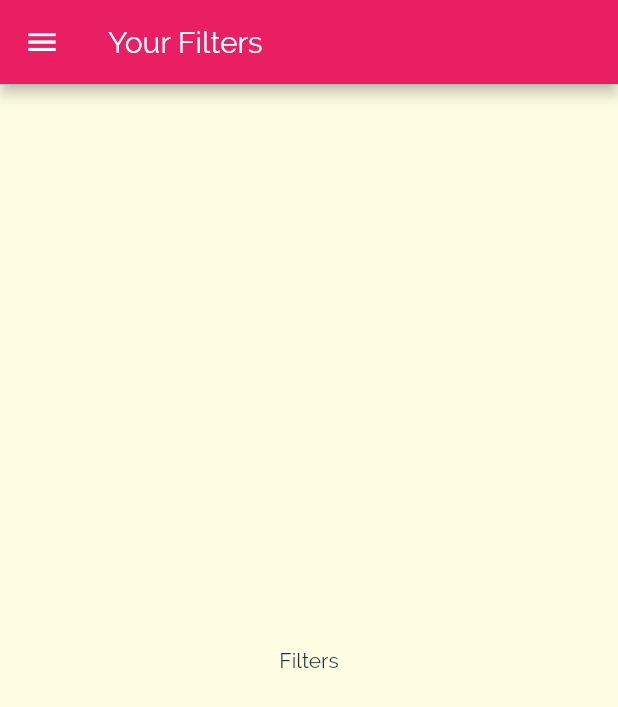
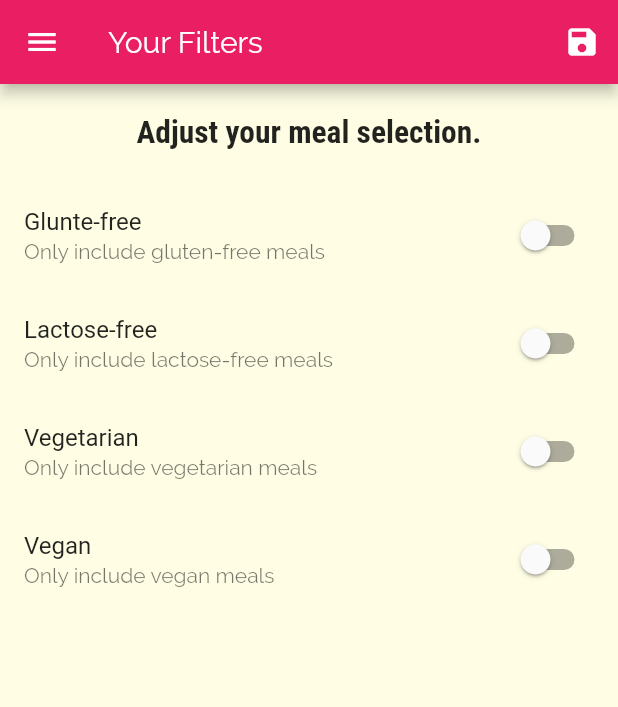
Before and after one commit to TomekLesniak/MealsApp, a Flutter app: the FiltersScreen screen opened by its route, on a phone screen of 412 x 824 dp. Shown: the top 707 px of the screen. Run offline on Flutter 3.47's test engine with Material 2 defaults, Android fonts, the phone set to English and light mode, and no system bars.

Commit message:
Filtering meals

```diff
--- a/lib/main.dart
+++ b/lib/main.dart
@@ -5,12 +5,41 @@ import './screens/category_meals_screen.dart';
 import './screens/meal_detail_screen.dart';
 import './screens/categories_screen.dart';
 import './screens/filters_screen.dart';
+import './models/meal.dart';
+import './dummy_data.dart';
 
 void main() {
   runApp(MyApp());
 }
 
-class MyApp extends StatelessWidget {
+class MyApp extends StatefulWidget {
+  @override
+  _MyAppState createState() => _MyAppState();
+}
+
+class _MyAppState extends State<MyApp> {
+  Map<String, bool> filters = {
+    'gluten': false,
+    'lactose': false,
+    'vegan': false,
+    'vegetarian': false,
+  };
+
+  void _setFilters(Map<String, bool> filtersData) {
+    setState(() {
+      filters = filtersData;
+
+      _availableMeals = DUMMY_MEALS.where((meal) {
+        return meal.isVegetarian == filters['vegetarian'] &&
+            meal.isVegan == filters['vegan'] &&
+            meal.isGlutenFree == filters['gluten'] &&
+            meal.isLactoseFree == filters['lactose'];
+      }).toList();
+    });
+  }
+
+  List<Meal> _availableMeals = DUMMY_MEALS;
+
   @override
   Widget build(BuildContext context) {
     return MaterialApp(
@@ -36,9 +65,10 @@ class MyApp extends StatelessWidget {
       // home: CategoriesScreen(),
       routes: {
         '/': (ctx) => TabsScreen(),
-        CategoryMealsScreen.routeName: (ctx) => CategoryMealsScreen(),
+        CategoryMealsScreen.routeName: (ctx) =>
+            CategoryMealsScreen(_availableMeals),
         MealDetailScreen.routeName: (ctx) => MealDetailScreen(),
-        FiltersScreen.routeName: (ctx) => FiltersScreen(),
+        FiltersScreen.routeName: (ctx) => FiltersScreen(_setFilters, filters),
       },
       onUnknownRoute: (settings) {
         return MaterialPageRoute(builder: (ctx) => CategoriesScreen());
--- a/lib/screens/filters_screen.dart
+++ b/lib/screens/filters_screen.dart
@@ -2,18 +2,104 @@ import 'package:flutter/material.dart';
 
 import '../widgets/main_drawer.dart';
 
-class FiltersScreen extends StatelessWidget {
+class FiltersScreen extends StatefulWidget {
   static const routeName = '/filters';
+
+  final Function saveFilters;
+  final Map<String, bool> filters;
+
+  FiltersScreen(this.saveFilters, this.filters);
+
+  @override
+  _FiltersScreenState createState() => _FiltersScreenState();
+}
+
+class _FiltersScreenState extends State<FiltersScreen> {
+  var _glutenFree = false;
+  var _vegetarian = false;
+  var _vegan = false;
+  var _lactoseFree = false;
+
+  @override
+  initState() {
+    _glutenFree = widget.filters['gluten'];
+    _lactoseFree = widget.filters['lactose'];
+    _vegetarian = widget.filters['vegetarian'];
+    _vegan = widget.filters['vegan'];
+  }
+
+  Widget _buildSwitchListTile(String title, String description,
+      bool currentValue, Function updateHandler) {
+    return SwitchListTile(
+      title: Text(title),
+      value: currentValue,
+      subtitle: Text(description),
+      onChanged: updateHandler,
+    );
+  }
 
   @override
   Widget build(BuildContext context) {
     return Scaffold(
         appBar: AppBar(
           title: Text('Your Filters'),
+          actions: [
+            IconButton(
+              icon: Icon(Icons.save),
+              onPressed: () => widget.saveFilters({
+                'lactose': _lactoseFree,
+                'gluten': _glutenFree,
+                'vegetarian': _vegetarian,
+                'vegan': _vegan
+              }),
+            )
+          ],
         ),
         drawer: MainDrawer(),
-        body: Center(
-          child: Text('Filters'),
+        body: Column(
+          children: [
+            Container(
+              padding: EdgeInsets.all(20),
+              child: Text(
+                'Adjust your meal selection.',
+                style: Theme.of(context).textTheme.headline6,
+              ),
+            ),
+            Expanded(
+              child: ListView(
+                children: [
+                  _buildSwitchListTile(
+                      'Glunte-free',
+                      'Only include gluten-free meals',
+                      _glutenFree, (newValue) {
+                    setState(() {
+                      _glutenFree = newValue;
+                    });
+                  }),
+                  _buildSwitchListTile(
+                      'Lactose-free',
+                      'Only include lactose-free meals',
+                      _lactoseFree, (newValue) {
+                    setState(() {
+                      _lactoseFree = newValue;
+                    });
+                  }),
+                  _buildSwitchListTile('Vegetarian',
+                      'Only include vegetarian meals', _vegetarian, (newValue) {
+                    setState(() {
+                      _vegetarian = newValue;
+                    });
+                  }),
+                  _buildSwitchListTile(
+                      'Vegan', 'Only include vegan meals', _vegan, (newValue) {
+                    setState(() {
+                      _vegan = newValue;
+                    });
+                  }),
+                ],
+              ),
+            )
+          ],
         ));
   }
 }
--- a/lib/screens/meal_detail_screen.dart
+++ b/lib/screens/meal_detail_screen.dart
@@ -81,6 +81,12 @@ class MealDetailScreen extends StatelessWidget {
           ],
         ),
       ),
+      floatingActionButton: FloatingActionButton(
+        child: Icon(Icons.delete),
+        onPressed: () {
+          Navigator.of(context).pop(meal.id);
+        },
+      ),
     );
   }
 }
--- a/lib/widgets/meal_item.dart
+++ b/lib/widgets/meal_item.dart
@@ -4,8 +4,9 @@ import 'package:flutter/material.dart';
 
 class MealItem extends StatelessWidget {
   final Meal meal;
+  final Function removeItem;
 
-  MealItem(this.meal);
+  MealItem(this.meal, this.removeItem);
 
   String get complexityText {
     switch (meal.complexity) {
@@ -25,7 +26,7 @@ class MealItem extends StatelessWidget {
   }
 
   String get affordabilityText {
-    switch(meal.affordability) {
+    switch (meal.affordability) {
       case Affordability.Affordable:
         return 'Affordable';
         break;
@@ -42,7 +43,11 @@ class MealItem extends StatelessWidget {
   }
 
   void selectMeal(BuildContext ctx) {
-    Navigator.of(ctx).pushNamed(MealDetailScreen.routeName, arguments: meal);
+    Navigator.of(ctx)
+        .pushNamed(MealDetailScreen.routeName, arguments: meal)
+        .then((result) {
+      if (result != null) removeItem(result);
+    });
   }
 
   @override
```
Also changed, not shown: lib/screens/category_meals_screen.dart (+37 -12 lines).
